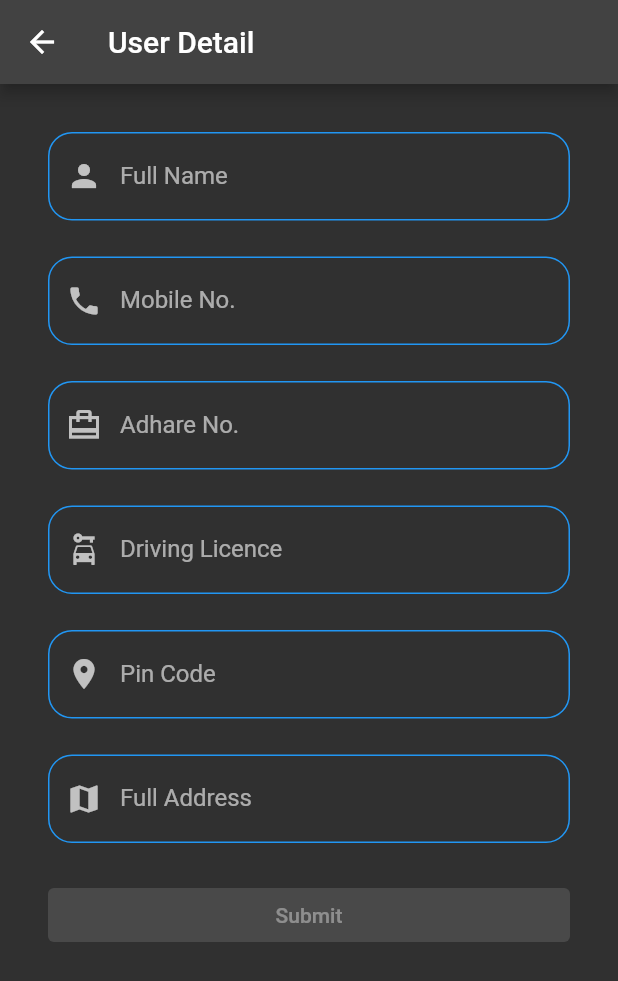
After one commit to yashwant9753/hitch-hike, a Flutter app: the Userform screen opened directly, on a phone screen of 412 x 824 dp. The commit adds this screen. Shown: the top 981 px of the screen. Run offline on Flutter 3.47's test engine with Material 2 defaults, Android fonts, the phone set to English and light mode, and no system bars; our stand-ins replace firebase_auth, firebase_core, geolocator, google_maps_flutter, google_sign_in; accounts and stored records are empty; Roboto replaces fonts that are missing (OpenSans).

```diff
--- /dev/null
+++ b/imp.txt
@@ -0,0 +1,2 @@
+AIzaSyBy13RTFwEgSo0vQYKhXrDmKIuTF0levIA
+locationMapper.java
--- /dev/null
+++ b/lib/blocks/application_block.dart
@@ -0,0 +1,18 @@
+import 'package:flutter/cupertino.dart';
+import 'package:geolocator/geolocator.dart';
+import 'package:hitch_hike/screens/map/geolocator_services.dart';
+
+class ApplicationBloc with ChangeNotifier {
+  final geoLoctorService = GeoloctorService();
+
+  //varibles
+  Position currentLocation;
+  ApplicationBloc() {
+    setCurrentLocation();
+  }
+
+  setCurrentLocation() async {
+    currentLocation = await geoLoctorService.getCurrentlocation();
+    notifyListeners();
+  }
+}
--- a/lib/screens/authentication/google_sign_in/g_user_info_screen.dart
+++ b/lib/screens/authentication/google_sign_in/g_user_info_screen.dart
@@ -6,7 +6,7 @@ import 'package:hitch_hike/utils/g_authentication.dart';
 import 'g_sign_in_screen.dart';
 
 class GUserInfoScreen extends StatefulWidget {
-  const GUserInfoScreen({Key? key, required User user})
+  const GUserInfoScreen({Key key, User user})
       : _user = user,
         super(key: key);
 
@@ -17,7 +17,7 @@ class GUserInfoScreen extends StatefulWidget {
 }
 
 class _GUserInfoScreenState extends State<GUserInfoScreen> {
-  late User _user;
+  User _user;
   bool _isSigningOut = false;
 
   Route _routeToSignInScreen() {
@@ -73,7 +73,7 @@ class _GUserInfoScreenState extends State<GUserInfoScreen> {
                       child: Material(
                         color: Palette.firebaseGrey.withOpacity(0.3),
                         child: Image.network(
-                          _user.photoURL!,
+                          _user.photoURL,
                           fit: BoxFit.fitHeight,
                         ),
                       ),
@@ -101,7 +101,7 @@ class _GUserInfoScreenState extends State<GUserInfoScreen> {
               ),
               SizedBox(height: 8.0),
               Text(
-                _user.displayName!,
+                _user.displayName,
                 style: TextStyle(
                   color: Palette.firebaseYellow,
                   fontSize: 26,
@@ -109,7 +109,7 @@ class _GUserInfoScreenState extends State<GUserInfoScreen> {
               ),
               SizedBox(height: 8.0),
               Text(
-                '( ${_user.email!} )',
+                '( ${_user.email} )',
                 style: TextStyle(
                   color: Palette.firebaseOrange,
                   fontSize: 20,
--- /dev/null
+++ b/lib/screens/map/geolocator_services.dart
@@ -0,0 +1,8 @@
+import 'package:geolocator/geolocator.dart';
+
+class GeoloctorService {
+  Future<Position> getCurrentlocation() async {
+    return await Geolocator.getCurrentPosition(
+        desiredAccuracy: LocationAccuracy.high);
+  }
+}
--- /dev/null
+++ b/lib/screens/user_form.dart
@@ -0,0 +1,113 @@
+import 'package:flutter/material.dart';
+import 'package:firebase_auth/firebase_auth.dart';
+
+// Create a Form widget.
+class Userform extends StatefulWidget {
+  const Userform({Key key, User user})
+      : _user = user,
+        super(key: key);
+  final User _user;
+
+  @override
+  _UserformState createState() => _UserformState();
+}
+
+class _UserformState extends State<Userform> {
+  User _user;
+  final _fieldlabelController = TextEditingController();
+  final _mobileNoController = TextEditingController();
+  final _adhareNoController = TextEditingController();
+  final _drivingLicController = TextEditingController();
+  final _pinCodeController = TextEditingController();
+  final _fullAddressController = TextEditingController();
+
+  @override
+  void iniState() {
+    super.initState();
+    // _fieldlabelController.addListener(() {
+    //   setState(() {});
+    // });
+  }
+
+  void clearfield(fieldname) {
+    setState(() {
+      fieldname.clear();
+    });
+  }
+
+  Widget userField(String fieldlabel, Icon iconname, fieldname, typename) {
+    return TextField(
+      decoration: InputDecoration(
+          labelText: fieldlabel,
+          prefixIcon: iconname,
+          enabledBorder: OutlineInputBorder(
+              borderRadius: BorderRadius.circular(16),
+              borderSide: BorderSide(color: Colors.blue)),
+          focusedBorder: OutlineInputBorder(
+              borderRadius: BorderRadius.circular(16),
+              borderSide: BorderSide(color: Colors.white))
+          // suffixIcon: _fieldlabelController.text.isEmpty
+          //     ? Container(
+          //         width: 0,
+          //       )
+          //     : IconButton(
+          //         onPressed: () => clearfield(_fieldlabelController),
+          //         icon: Icon(
+          //           Icons.close,
+          //           color: Colors.white,
+          //         )
+          //         )
+          ),
+      controller: fieldname,
+      keyboardType: typename,
+      textInputAction: TextInputAction.done,
+    );
+  }
+
+  Widget build(BuildContext context) {
+    return Scaffold(
+      appBar: AppBar(
+        title: Text("User Detail"),
+      ),
+      body: GestureDetector(
+        onTap: () => FocusScope.of(context).requestFocus(FocusNode()),
+        child: ListView(
+          padding: EdgeInsets.all(32),
+          children: [
+            userField("Full Name", Icon(Icons.person), _fieldlabelController,
+                TextInputType.name),
+            const SizedBox(
+              height: 24,
+            ),
+            userField("Mobile No.", Icon(Icons.phone), _mobileNoController,
+                TextInputType.phone),
+            const SizedBox(
+              height: 24,
+            ),
+            userField("Adhare No.", Icon(Icons.card_travel_sharp),
+                _adhareNoController, TextInputType.number),
+            const SizedBox(
+              height: 24,
+            ),
+            userField("Driving Licence", Icon(Icons.car_rental),
+                _drivingLicController, TextInputType.number),
+            const SizedBox(
+              height: 24,
+            ),
+            userField("Pin Code", Icon(Icons.location_on), _pinCodeController,
+                TextInputType.number),
+            const SizedBox(
+              height: 24,
+            ),
+            userField("Full Address", Icon(Icons.map), _fullAddressController,
+                TextInputType.streetAddress),
+            const SizedBox(
+              height: 24,
+            ),
+            ElevatedButton(onPressed: null, child: Text("Submit"))
+          ],
+        ),
+      ),
+    );
+  }
+}
--- a/lib/widgets/authentication/google_sign_in/google_sign_in_button.dart
+++ b/lib/widgets/authentication/google_sign_in/google_sign_in_button.dart
@@ -3,6 +3,9 @@ import 'package:flutter/material.dart';
 import 'package:hitch_hike/res/fire_assets.dart';
 import 'package:hitch_hike/screens/authentication/google_sign_in/g_user_info_screen.dart';
 import 'package:hitch_hike/utils/g_authentication.dart';
+import 'package:hitch_hike/screens/user_form.dart';
+import 'package:hitch_hike/screens/home_screen.dart';
+import 'package:hitch_hike/screens/user_form.dart';
 
 class GoogleSignInButton extends StatefulWidget {
   @override
@@ -33,7 +36,7 @@ class _GoogleSignInButtonState extends State<GoogleSignInButton> {
                 setState(() {
                   _isSigningIn = true;
                 });
-                User? user =
+                User user =
                     await GAuthentication.signInWithGoogle(context: context);
 
                 setState(() {
@@ -43,10 +46,7 @@ class _GoogleSignInButtonState extends State<GoogleSignInButton> {
                 if (user != null) {
                   Navigator.of(context).pushReplacement(
                     MaterialPageRoute(
-                      builder: (context) => GUserInfoScreen(
-                        user: user,
-                      ),
-                    ),
+                        builder: (context) => HomePage(user: user)),
                   );
                 }
               },
```
Also changed, not shown: lib/main.dart (+7 -1 lines), lib/res/custom_colors.dart (+12 -0 lines), lib/screens/home_screen.dart (added, +128 -0 lines), lib/utils/g_authentication.dart (+11 -12 lines), pubspec.yaml (+8 -3 lines), lib/screens/map/map_screen.dart (added), pubspec.lock, 7 other files.
